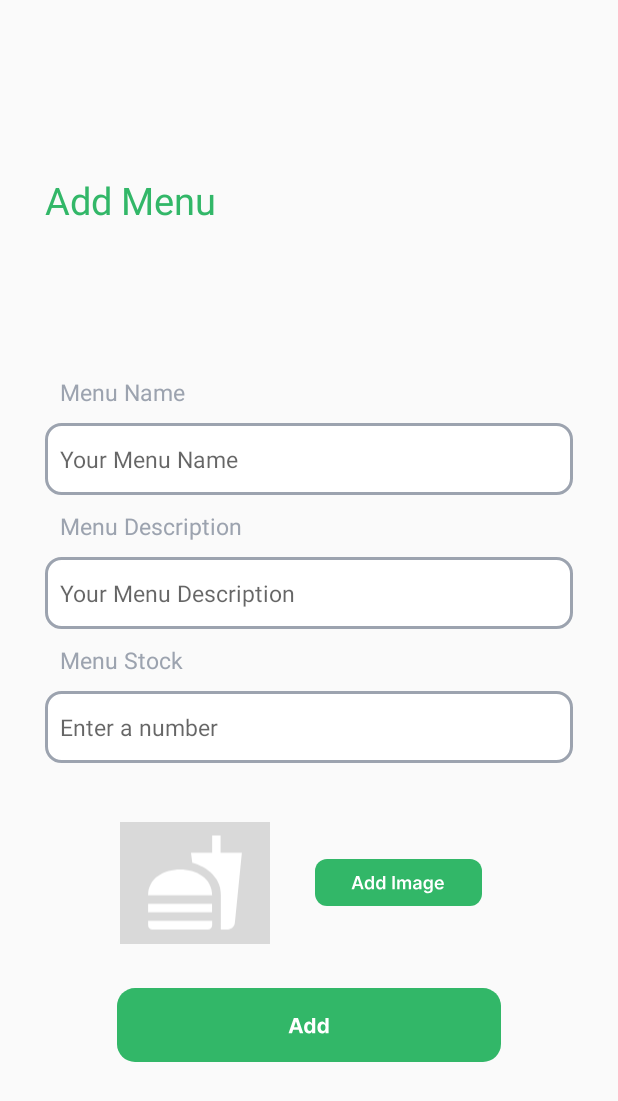
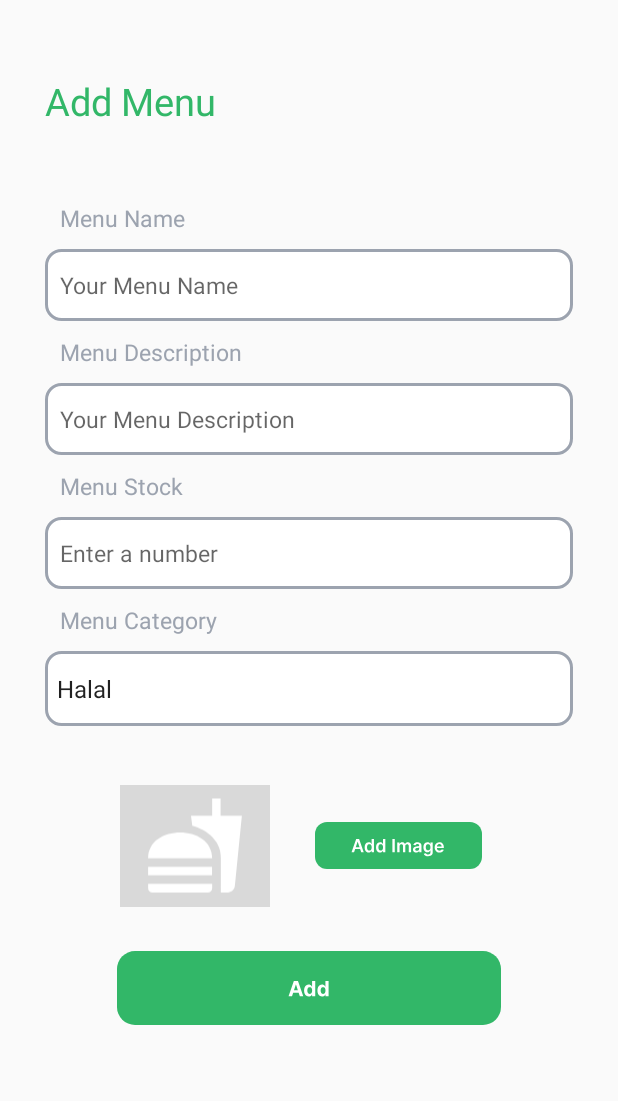
Before and after one commit to joshuawenata/Budgeat, an Android app built with Jetpack Compose: the AddMenu screen opened directly, with no data from a screen before it, on a phone screen of 412 x 824 dp. Shown: the top 1101 px of the screen. Run offline under Robolectric (Android 15) with nearby library versions, the phone set to English and light mode, and no system bars; our stand-ins replace Firebase (no records; nobody signed in at launch, a user with empty details on screens opened directly), Picasso; pictures from the network do not load.

Commit message:
category ok

```diff
--- a/app/src/main/java/com/example/myapplication/AddMenu.kt
+++ b/app/src/main/java/com/example/myapplication/AddMenu.kt
@@ -10,10 +10,12 @@ import android.os.Bundle
 import android.provider.MediaStore
 import android.util.Log
 import android.view.View
+import android.widget.ArrayAdapter
 import android.widget.Button
 import android.widget.EditText
 import android.widget.ImageButton
 import android.widget.ImageView
+import android.widget.Spinner
 import android.widget.Toast
 import androidx.activity.ComponentActivity
 import androidx.activity.compose.setContent
@@ -37,6 +39,7 @@ class AddMenu : ComponentActivity() {
     private val PICK_IMAGE_REQUEST = 1
     private lateinit var imageView: ImageView
     private lateinit var imageUrl: String
+    private lateinit var categorySpinner: Spinner
     override fun onCreate(savedInstanceState: Bundle?) {
         super.onCreate(savedInstanceState)
         setContentView(R.layout.activity_add_menu)
@@ -46,6 +49,13 @@ class AddMenu : ComponentActivity() {
 
     private fun init() {
         imageView = findViewById(R.id.image_menu_add)
+        categorySpinner = findViewById(R.id.add_category)
+        val categories = arrayOf("Halal", "Non-Halal")
+        val adapter = ArrayAdapter(this, android.R.layout.simple_spinner_item, categories)
+
+        adapter.setDropDownViewResource(android.R.layout.simple_spinner_dropdown_item)
+
+        categorySpinner.adapter = adapter
     }
 
     fun addMenuDB(view: View) {
@@ -85,6 +95,7 @@ class AddMenu : ComponentActivity() {
             Function().writeDB("menu", "$userKey/$menuKey/menuStock",menuStock)
             Function().writeDB("menu", "$userKey/$menuKey/menuKey",menuKey)
             Function().writeDB("menu", "$userKey/$menuKey/menuImageUrl",imageUrl)
+            Function().writeDB("menu","$userKey/$menuKey/menuCategory",categorySpinner.selectedItem.toString())
 
             val intent = Intent(this, HomeMerchant::class.java)
             startActivity(intent)
--- a/app/src/main/java/com/example/myapplication/HomeMerchant.kt
+++ b/app/src/main/java/com/example/myapplication/HomeMerchant.kt
@@ -32,11 +32,13 @@ class HomeMerchant : ComponentActivity() {
                 { itemView, item ->
                     val menuNameTextView = itemView.findViewById<TextView>(R.id.card_menu_name_button)
                     val menuDescriptionTextView = itemView.findViewById<TextView>(R.id.card_menu_description_button)
+                    val menuCategoryTextView = itemView.findViewById<TextView>(R.id.card_menu_category_button)
                     val menuStockTextView = itemView.findViewById<TextView>(R.id.card_menu_stock_button)
                     val menuImage = itemView.findViewById<ImageView>(R.id.image_menu)
 
                     menuNameTextView.text = item.menuName
                     menuDescriptionTextView.text = item.menuDescription
+                    menuCategoryTextView.text = item.menuCategory
                     menuStockTextView.text = item.menuStock
                     Picasso.get().load(item.menuImageUrl).into(menuImage)
                 },
--- a/app/src/main/java/com/example/myapplication/MenuList.kt
+++ b/app/src/main/java/com/example/myapplication/MenuList.kt
@@ -45,13 +45,14 @@ class MenuList : ComponentActivity() {
                 R.layout.card_menu_with_button_and_picker,
                 { itemView, item ->
                     val menuNameTextView = itemView.findViewById<TextView>(R.id.card_menu_name_picker)
-                    val menuDescriptionTextView =
-                        itemView.findViewById<TextView>(R.id.card_menu_description_picker)
+                    val menuDescriptionTextView = itemView.findViewById<TextView>(R.id.card_menu_description_picker)
+                    val menuCategoryTextView = itemView.findViewById<TextView>(R.id.card_menu_category_picker)
                     val menuStockTextView = itemView.findViewById<TextView>(R.id.card_menu_stock_picker)
                     val menuImageView = itemView.findViewById<ImageView>(R.id.card_menu_image_picker)
 
                     menuNameTextView.text = item.menuName
                     menuDescriptionTextView.text = item.menuDescription
+                    menuCategoryTextView.text = item.menuCategory
                     menuStockTextView.text = item.menuStock
                     Picasso.get().load(item.menuImageUrl).into(menuImageView)
                     buyList.add(0)
--- a/app/src/main/java/com/example/myapplication/object/Menu.kt
+++ b/app/src/main/java/com/example/myapplication/object/Menu.kt
@@ -5,6 +5,7 @@ import java.io.Serializable
 class Menu(
     var menuName: String,
     var menuDescription: String,
+    var menuCategory: String,
     var menuStock: String,
     var menuKey: String,
     var menuImageUrl: String
--- a/app/src/main/res/layout/activity_add_menu.xml
+++ b/app/src/main/res/layout/activity_add_menu.xml
@@ -6,9 +6,14 @@
     android:layout_height="match_parent"
     tools:context=".AddMenu">
 
+    <ScrollView
+        android:layout_width="match_parent"
+        android:layout_height="match_parent">
+
         <LinearLayout
             android:layout_width="match_parent"
             android:layout_height="match_parent"
+            android:layout_marginTop="50dp"
             android:orientation="vertical"
             android:gravity="center">
 
@@ -17,7 +22,7 @@
                 android:layout_height="wrap_content"
                 android:gravity="left"
                 android:layout_marginHorizontal="30dp"
-            android:layout_marginBottom="100dp">
+                android:layout_marginBottom="50dp">
 
                 <TextView
                     android:layout_width="wrap_content"
@@ -126,6 +131,32 @@
             <LinearLayout
                 android:layout_width="match_parent"
                 android:layout_height="wrap_content"
+                android:gravity="left"
+                android:layout_marginHorizontal="30dp"
+                android:layout_marginBottom="10dp"
+                android:orientation="vertical">
+
+                <TextView
+                    android:layout_width="match_parent"
+                    android:layout_height="match_parent"
+                    android:text="Menu Category"
+                    android:textColor="#9CA3AF"
+                    android:textSize="15sp"
+                    tools:ignore="MissingConstraints"
+                    android:layout_marginBottom="10dp"
+                    android:layout_marginLeft="10dp"/>
+
+                <Spinner
+                    android:id="@+id/add_category"
+                    android:layout_width="match_parent"
+                    android:layout_height="50dp"
+                    android:background="@drawable/input_outline"/>
+
+            </LinearLayout>
+
+            <LinearLayout
+                android:layout_width="match_parent"
+                android:layout_height="wrap_content"
                 android:layout_marginHorizontal="30dp"
                 android:layout_marginVertical="20dp"
                 android:orientation="horizontal">
@@ -165,5 +196,6 @@
 
         </LinearLayout>
 
+    </ScrollView>
 
 </RelativeLayout>
```
Also changed, not shown: app/src/main/java/com/example/myapplication/Function.kt (+11 -6 lines), app/src/main/res/layout/card_menu_with_button.xml (+9 -1 lines), app/src/main/res/layout/card_menu_with_button_and_picker.xml (+9 -0 lines). Lines whose indentation alone changed are shown as unchanged.
